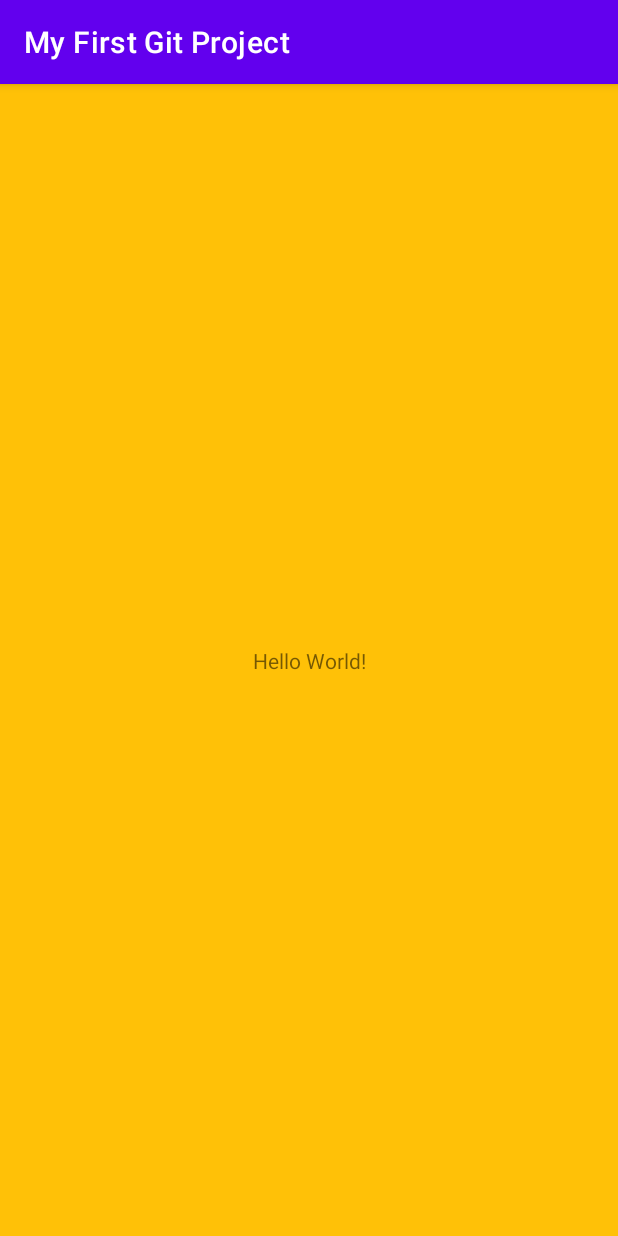
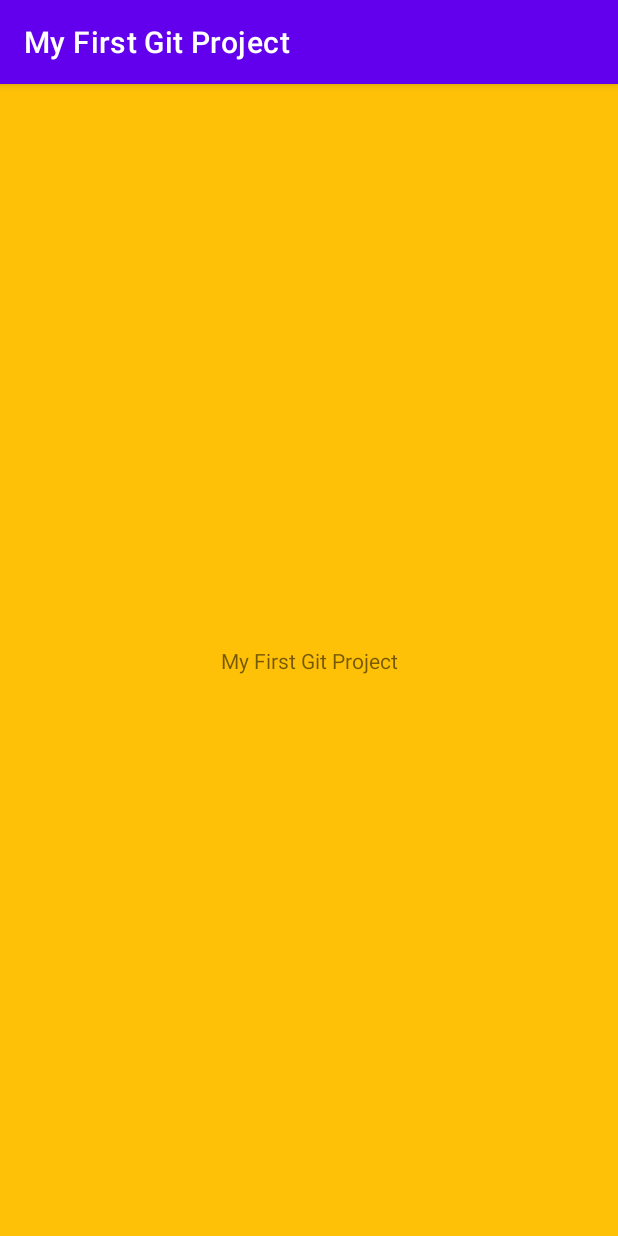
Before and after one commit to AlexRykov/MyFirstGitProject, an Android app: the screen it shows after launch (MainActivity), on a phone screen of 412 x 824 dp. Run offline under Robolectric (Android 15) with nearby library versions, the phone set to English and light mode, and no system bars.

```diff
--- a/app/src/main/res/layout/activity_main.xml
+++ b/app/src/main/res/layout/activity_main.xml
@@ -10,7 +10,7 @@
     <TextView
         android:layout_width="wrap_content"
         android:layout_height="wrap_content"
-        android:text="Hello World!"
+        android:text="My First Git Project"
         app:layout_constraintBottom_toBottomOf="parent"
         app:layout_constraintLeft_toLeftOf="parent"
         app:layout_constraintRight_toRightOf="parent"
```
